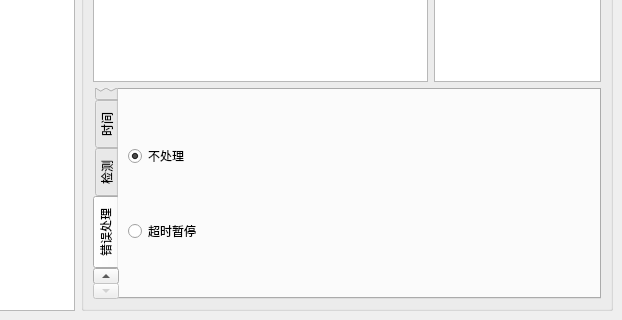
Old version of the form SubWidget/deftheunit.ui in the repository RoadRover-AutoTest/QtDemo; both pictures show x 169 to 791 and y 401 to 721 of the 791 by 721 pixel window.
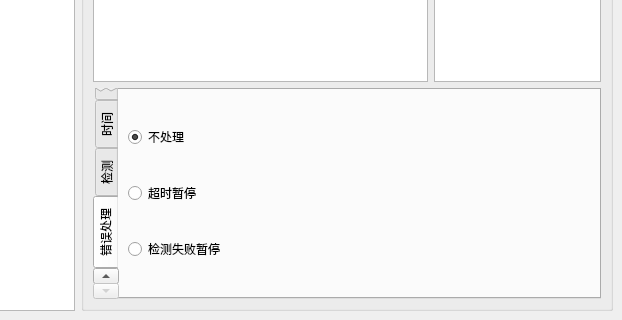
New version of the form. The open tabs and pages were chosen to show the change. Icons and pictures are not drawn. Custom widgets are drawn as their Qt base class.

```diff
--- a/SubWidget/deftheunit.ui
+++ b/SubWidget/deftheunit.ui
@@ -835,6 +835,13 @@
                </property>
               </widget>
              </item>
+             <item row="2" column="0">
+              <widget class="QRadioButton" name="radioButtonchkErrorDeal">
+               <property name="text">
+                <string>检测失败暂停</string>
+               </property>
+              </widget>
+             </item>
             </layout>
            </widget>
           </widget>
```
Left out of the diff: 2 changed lines with no effect on the pictures.
